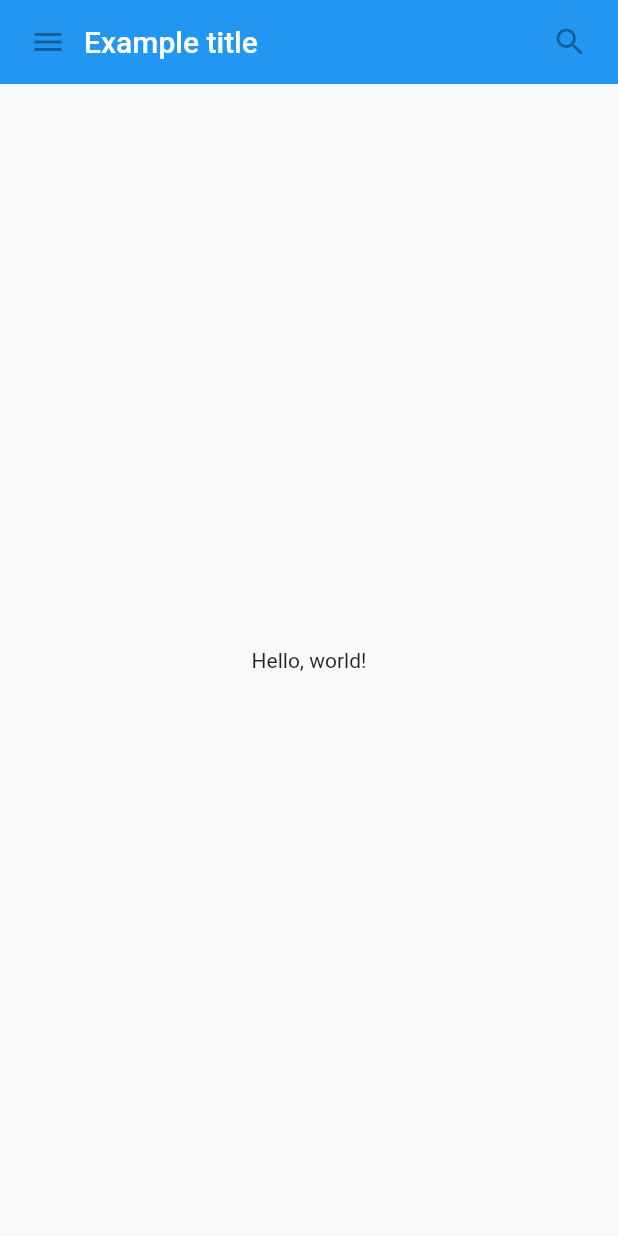
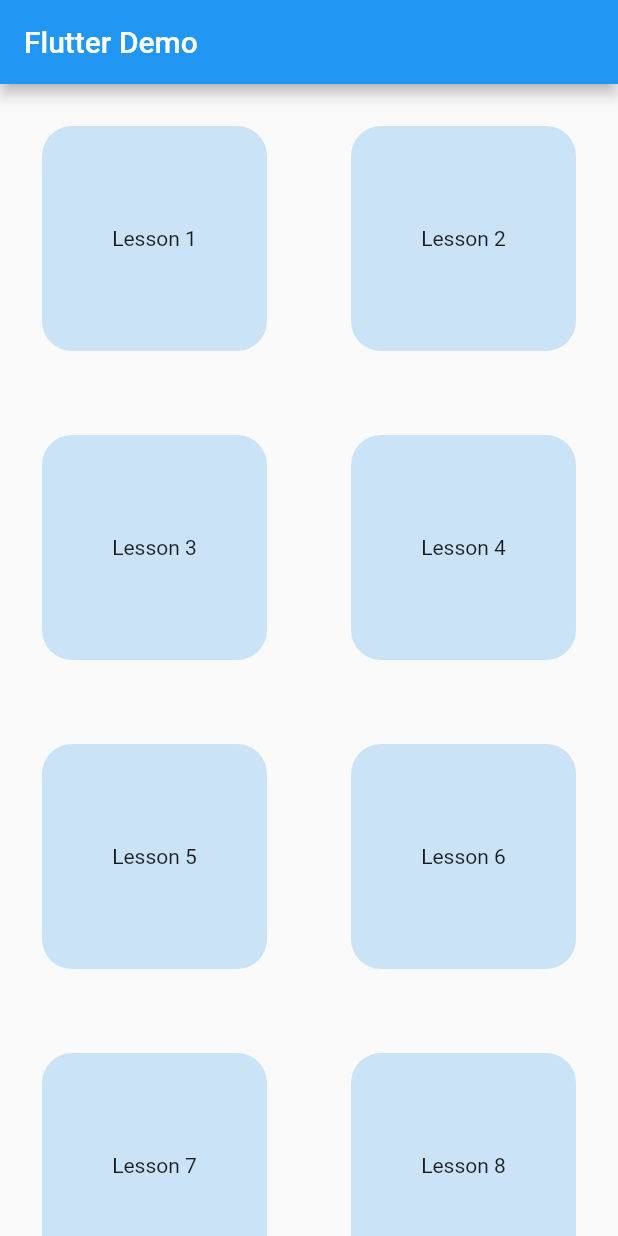
Before and after one commit to Karthikeyan-B-15/flutterDemo, a Flutter app: the screen it shows after launch, on a phone screen of 412 x 824 dp. Run offline on Flutter 3.47's test engine with Material 2 defaults, Android fonts, the phone set to English and light mode, and no system bars.

Commit message:
ListView and Grid View

```diff
--- a/lib/main.dart
+++ b/lib/main.dart
@@ -1,78 +1,13 @@
 import 'package:flutter/material.dart';
-
-class MyAppBar extends StatelessWidget {
-  const MyAppBar({required this.title, super.key});
-
-  // Fields in a Widget subclass are always marked "final".
-
-  final Widget title;
-
-  @override
-  Widget build(BuildContext context) {
-    return Container(
-      height: 56.0, // in logical pixels
-      padding: const EdgeInsets.symmetric(horizontal: 8.0),
-      decoration: BoxDecoration(color: Colors.blue[500]),
-      // Row is a horizontal, linear layout.
-      child: Row(
-        children: [
-          const IconButton(
-            icon: Icon(Icons.menu),
-            tooltip: 'Navigation menu',
-            onPressed: null, // null disables the button
-          ),
-          // Expanded expands its child
-          // to fill the available space.
-          Expanded(
-            child: title,
-          ),
-          const IconButton(
-            icon: Icon(Icons.search),
-            tooltip: 'Search',
-            onPressed: null,
-          ),
-        ],
-      ),
-    );
-  }
-}
-
-class MyScaffold extends StatelessWidget {
-  const MyScaffold({super.key});
-
-  @override
-  Widget build(BuildContext context) {
-    // Material is a conceptual piece
-    // of paper on which the UI appears.
-    return Material(
-      // Column is a vertical, linear layout.
-      child: Column(
-        children: [
-          MyAppBar(
-            title: Text(
-              'Example title',
-              style: Theme.of(context) //
-                  .primaryTextTheme
-                  .titleLarge,
-            ),
-          ),
-          const Expanded(
-            child: Center(
-              child: Text('Hello, world!'),
-            ),
-          ),
-        ],
-      ),
-    );
-  }
-}
+import 'package:flutter_demo/widgets/homePage.dart';
 
 void main() {
   runApp(
     const MaterialApp(
+      debugShowCheckedModeBanner: false,
       title: 'My app', // used by the OS task switcher
       home: SafeArea(
-        child: MyScaffold(),
+        child: HomePage(),
       ),
     ),
   );
--- /dev/null
+++ b/lib/widgets/defaultPage.dart
@@ -0,0 +1,20 @@
+import 'package:flutter/material.dart';
+
+class DefaultPage extends StatelessWidget {
+  const DefaultPage({super.key, required this.data});
+  final String data;
+  @override
+  Widget build(BuildContext context) {
+    return Scaffold(
+      appBar: AppBar(
+        leading: IconButton(
+          icon: Icon(Icons.arrow_back, color: Color(0xFFFFFFFF)),
+          onPressed: () => Navigator.of(context).pop(),
+        ),
+        title: Text(data),
+        centerTitle: true,
+      ),
+      body: ,
+    );
+  }
+}
--- /dev/null
+++ b/lib/widgets/homePage.dart
@@ -0,0 +1,53 @@
+import 'package:flutter/material.dart';
+import 'package:flutter_demo/widgets/defaultPage.dart';
+
+class HomePage extends StatefulWidget {
+  const HomePage({super.key});
+
+  @override
+  State<HomePage> createState() => _HomePageState();
+}
+
+class _HomePageState extends State<HomePage> {
+  List<String> lessons = [
+    'Lesson 1',
+    'Lesson 2',
+    'Lesson 3',
+    'Lesson 4',
+    'Lesson 5',
+    'Lesson 6',
+    'Lesson 7',
+    'Lesson 8',
+    'Lesson 9',
+  ];
+  @override
+  Widget build(BuildContext context) {
+    return Scaffold(
+        appBar: AppBar(title: Text('Flutter Demo')),
+        body: GridView.builder(
+          itemCount: lessons.length,
+          gridDelegate:
+              SliverGridDelegateWithFixedCrossAxisCount(crossAxisCount: 2),
+          itemBuilder: (context, index) {
+            return GestureDetector(
+              onTap: () {
+                Navigator.push(
+                    context,
+                    MaterialPageRoute(
+                        builder: (context) =>
+                            DefaultPage(data: lessons[index])));
+              },
+              child: Center(
+                child: Container(
+                    width: 150,
+                    height: 150,
+                    decoration: BoxDecoration(
+                        borderRadius: BorderRadius.circular(20),
+                        color: Color(0xFFCBE3F7)),
+                    child: Center(child: Text(lessons[index]))),
+              ),
+            );
+          },
+        ));
+  }
+}
```
Also changed, not shown: 1 other file.
